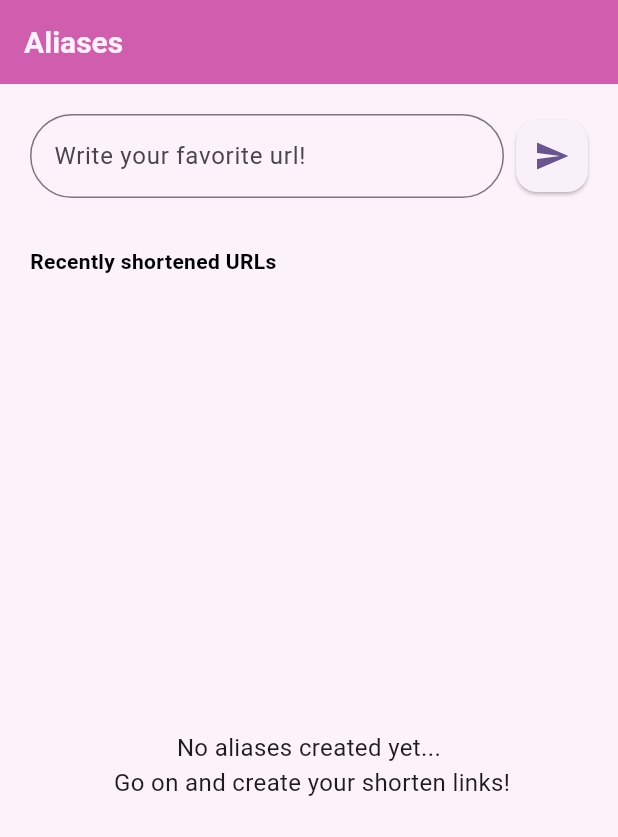
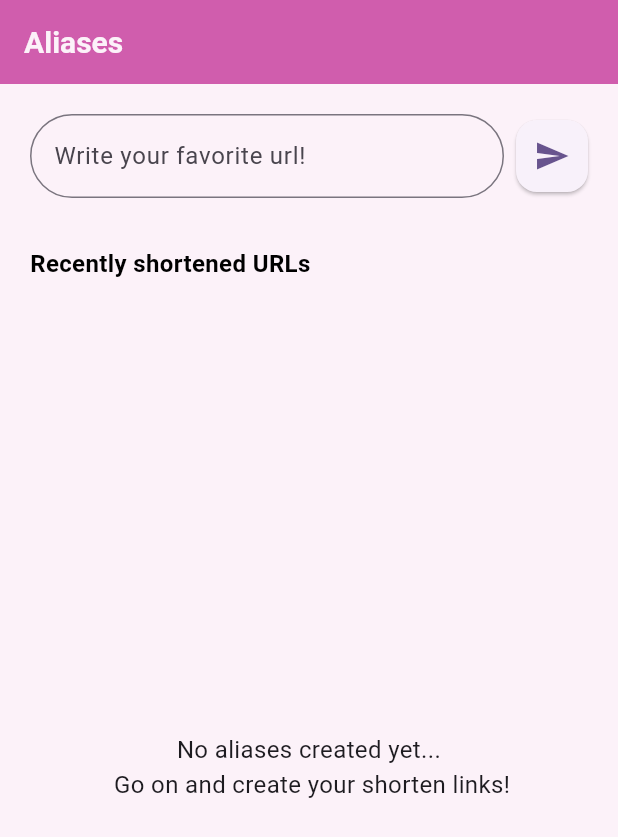
Before and after one commit to Marionetista/url_alias, a Flutter app: the screen it shows after launch, on a phone screen of 412 x 824 dp. Shown: the top 837 px of the screen. Run offline on Flutter 3.47's test engine with Material 3 defaults, Android fonts, the phone set to English and light mode, and no system bars; our stand-ins replace equatable, flutter_bloc.

Commit message:
New const messages, repository tests + Mock

```diff
--- /dev/null
+++ b/lib/common/constants/messages.dart
@@ -0,0 +1,23 @@
+class AppMessages {
+  static String urlAliasFailedToCreate(String error) =>
+      'Failed to create URL alias: $error';
+  static const String internetConnectionError = 'No internet connection';
+  static const String httpError = 'HTTP error occurred';
+  static String anErrorOccurred(String error) => 'An error occurred: $error';
+
+  static const String close = 'Close';
+  static const String writeYourFavoriteUrl = 'Write your favorite url!';
+  static const String invalidUrl = 'Invalid URL';
+  static const String pleaseWriteAnUrl = 'Please write an url';
+  static const String shortUrlCopiedToClipboard =
+      'Short URL copied to clipboard';
+  static const String recentlyShortenedUrls = 'Recently shortened URLs';
+  static const String aliases = 'Aliases';
+
+  static String alias(String alias) => 'Alias: $alias';
+  static String original(String original) => 'Original: $original';
+  static String short(String short) => 'Short:$short';
+
+  static String noAliasesCreatedYet =
+      'No aliases created yet...\n Go on and create your shorten links!';
+}
--- a/lib/features/home/ui/home_page.dart
+++ b/lib/features/home/ui/home_page.dart
@@ -3,11 +3,13 @@ import 'package:flutter_bloc/flutter_bloc.dart';
 
 import '../../../common/constants/app_colors.dart';
 import '../../../common/constants/design_tokens.dart';
+import '../../../common/constants/messages.dart';
 import '../../../common/utils/app_utils.dart';
 import '../logic/home_cubit.dart';
 import '../logic/home_state.dart';
 import 'widgets/alias_list_item_widget.dart';
 import 'widgets/app_bar_widget.dart';
+import 'widgets/empty_aliases_widget.dart';
 import 'widgets/error_snackbar_widget.dart';
 
 class HomePage extends StatefulWidget {
@@ -30,7 +32,6 @@ class _HomePageState extends State<HomePage> {
         padding: const EdgeInsets.symmetric(horizontal: 20.0, vertical: 20.0),
         child: Column(
           children: [
-            // Input Section
             Form(
               key: _formKey,
               child: Row(
@@ -39,19 +40,19 @@ class _HomePageState extends State<HomePage> {
                     child: TextFormField(
                       controller: _urlController,
                       decoration: InputDecoration(
+                        hintText: AppMessages.writeYourFavoriteUrl,
                         border: OutlineInputBorder(
                           borderRadius: BorderRadius.circular(
                             DesignTokens.sizeXXL,
                           ),
                         ),
-                        hintText: 'Write your favorite url!',
                       ),
                       validator: (value) {
                         if (value == null || value.isEmpty) {
-                          return 'Please write an url';
+                          return AppMessages.pleaseWriteAnUrl;
                         }
                         if (!AppUtils.isValidUrl(value)) {
-                          return 'Invalid URL';
+                          return AppMessages.invalidUrl;
                         }
                         return null;
                       },
@@ -92,11 +93,11 @@ class _HomePageState extends State<HomePage> {
               child: Row(
                 children: [
                   Text(
-                    'Recently shortened URLs',
+                    AppMessages.recentlyShortenedUrls,
                     style: TextStyle(
                       color: AppColors.black,
                       fontWeight: FontWeight.bold,
-                      fontSize: DesignTokens.fontSM,
+                      fontSize: DesignTokens.fontMD,
                     ),
                   ),
                 ],
@@ -126,14 +127,7 @@ class _HomePageState extends State<HomePage> {
                         children: [
                           Expanded(
                             child: aliases.isEmpty
-                                ? const Center(
-                                    child: Text(
-                                      'No aliases created yet',
-                                      style: TextStyle(
-                                        fontSize: DesignTokens.fontMD,
-                                      ),
-                                    ),
-                                  )
+                                ? EmptyAliasesWidget()
                                 : ListView.builder(
                                     itemCount: aliases.length,
                                     itemBuilder: (context, index) {
@@ -146,13 +140,7 @@ class _HomePageState extends State<HomePage> {
                       );
                     }
 
-                    return const Center(
-                      child: Text(
-                        'No aliases created yet...\n Go on and create your shorten links!',
-                        style: TextStyle(fontSize: DesignTokens.fontMD),
-                        textAlign: TextAlign.center,
-                      ),
-                    );
+                    return const EmptyAliasesWidget();
                   },
                 ),
               ),
--- a/lib/features/home/ui/widgets/app_bar_widget.dart
+++ b/lib/features/home/ui/widgets/app_bar_widget.dart
@@ -2,6 +2,7 @@ import 'package:flutter/material.dart';
 
 import '../../../../common/constants/app_colors.dart';
 import '../../../../common/constants/design_tokens.dart';
+import '../../../../common/constants/messages.dart';
 
 class AppBarWidget extends StatelessWidget implements PreferredSizeWidget {
   const AppBarWidget({super.key});
@@ -11,7 +12,7 @@ class AppBarWidget extends StatelessWidget implements PreferredSizeWidget {
     automaticallyImplyLeading: false,
     backgroundColor: AppColors.pinky,
     title: Text(
-      'Aliases',
+      AppMessages.aliases,
       style: TextStyle(
         color: AppColors.whitePinky,
         fontWeight: FontWeight.bold,
--- a/lib/features/home/ui/widgets/empty_aliases_widget.dart
+++ b/lib/features/home/ui/widgets/empty_aliases_widget.dart
@@ -1,14 +1,15 @@
 import 'package:flutter/material.dart';
 
 import '../../../../common/constants/design_tokens.dart';
+import '../../../../common/constants/messages.dart';
 
 class EmptyAliasesWidget extends StatelessWidget {
   const EmptyAliasesWidget({super.key});
 
   @override
-  Widget build(BuildContext context) => const Center(
+  Widget build(BuildContext context) => Center(
     child: Text(
-      'No aliases created yet...\n Go on and create your shorten links!',
+      AppMessages.noAliasesCreatedYet,
       style: TextStyle(fontSize: DesignTokens.fontMD),
       textAlign: TextAlign.center,
     ),
--- a/lib/features/home/ui/widgets/error_snackbar_widget.dart
+++ b/lib/features/home/ui/widgets/error_snackbar_widget.dart
@@ -1,4 +1,5 @@
 import 'package:flutter/material.dart';
+import '../../../../common/constants/messages.dart';
 
 class ErrorSnackBarWidget {
   static void show(BuildContext context, String errorMessage) =>
@@ -7,7 +8,7 @@ class ErrorSnackBarWidget {
           backgroundColor: Colors.red.shade300,
           content: Text(errorMessage),
           action: SnackBarAction(
-            label: 'Close',
+            label: AppMessages.close,
             onPressed: () =>
                 ScaffoldMessenger.of(context).hideCurrentSnackBar(),
           ),
--- a/pubspec.yaml
+++ b/pubspec.yaml
@@ -36,6 +36,7 @@ dev_dependencies:
     sdk: flutter
 
   flutter_lints: ^5.0.0
+  mocktail: ^1.0.4
 
 # For information on the generic Dart part of this file, see the
 # following page: https://dart.dev/tools/pub/pubspec
```
Also changed, not shown: lib/features/home/data/home_repository.dart (+15 -5 lines), lib/features/home/ui/widgets/alias_list_item_widget.dart (+6 -4 lines), pubspec.lock, 2 other files.
